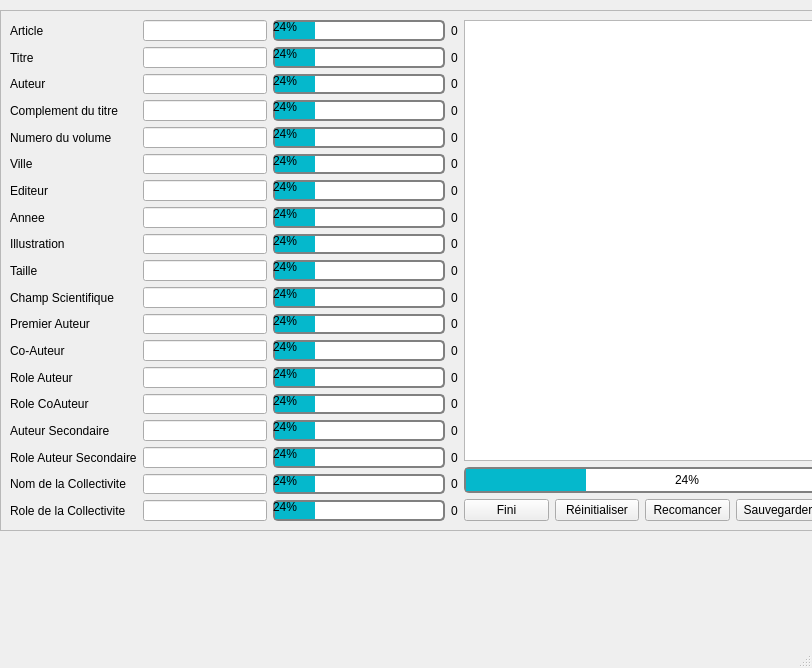
Old version of the form UI/Formulaire.ui in the repository Guillaume-Chauveau/CatalogageDeDocumentDeLaDIBISO.
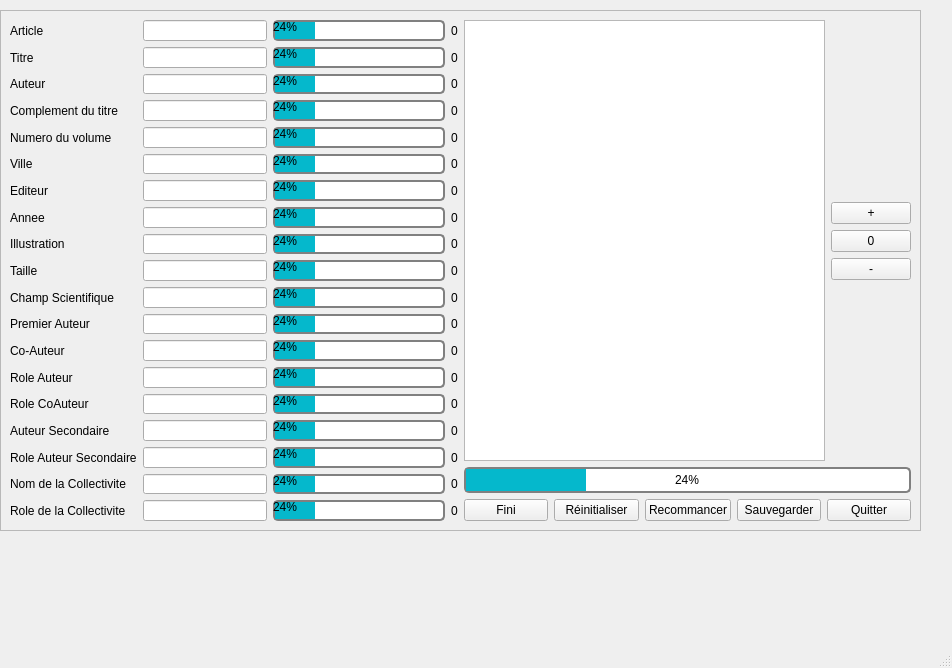
New version of the form.

What changed in the file:
```diff
--- a/UI/Formulaire.ui
+++ b/UI/Formulaire.ui
@@ -6,7 +6,7 @@
    <rect>
     <x>0</x>
     <y>0</y>
-    <width>812</width>
+    <width>952</width>
     <height>668</height>
    </rect>
   </property>
@@ -876,7 +876,7 @@
          <item>
           <widget class="QPushButton" name="Restart">
            <property name="text">
-            <string>Recomancer</string>
+            <string>Recommancer</string>
            </property>
           </widget>
          </item>
@@ -890,7 +890,7 @@
          <item>
           <widget class="QPushButton" name="Quiter">
            <property name="text">
-            <string>Quiter</string>
+            <string>Quitter</string>
            </property>
           </widget>
          </item>
```
Left out of the diff: 2 changed lines with no effect on the pictures.
